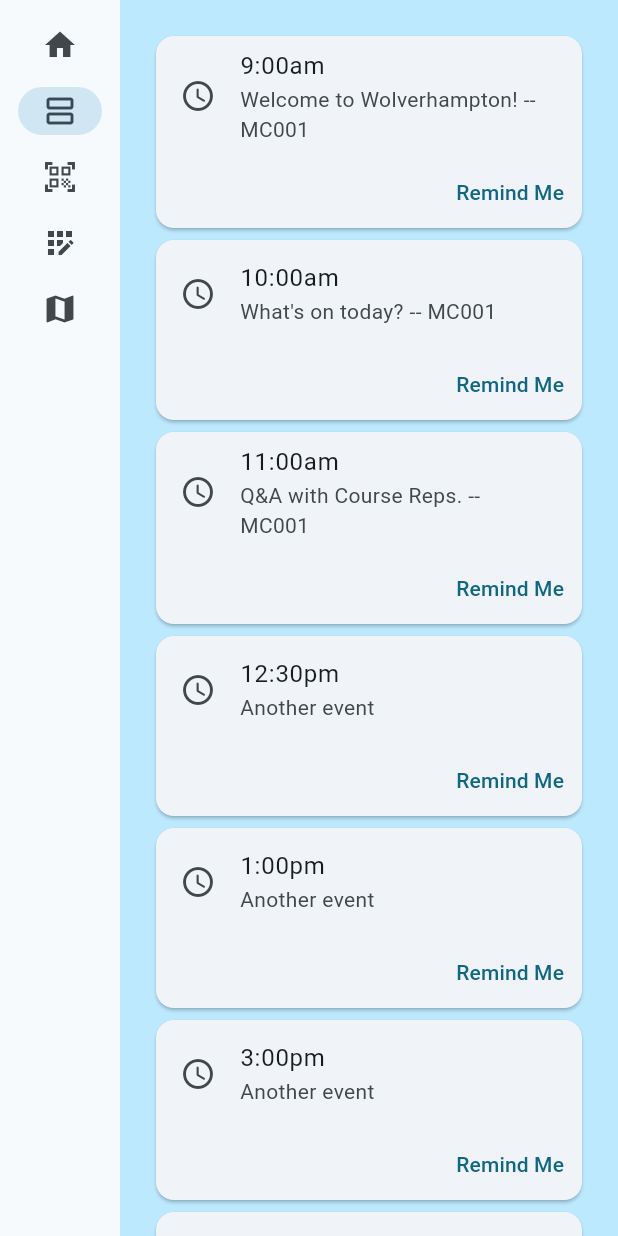
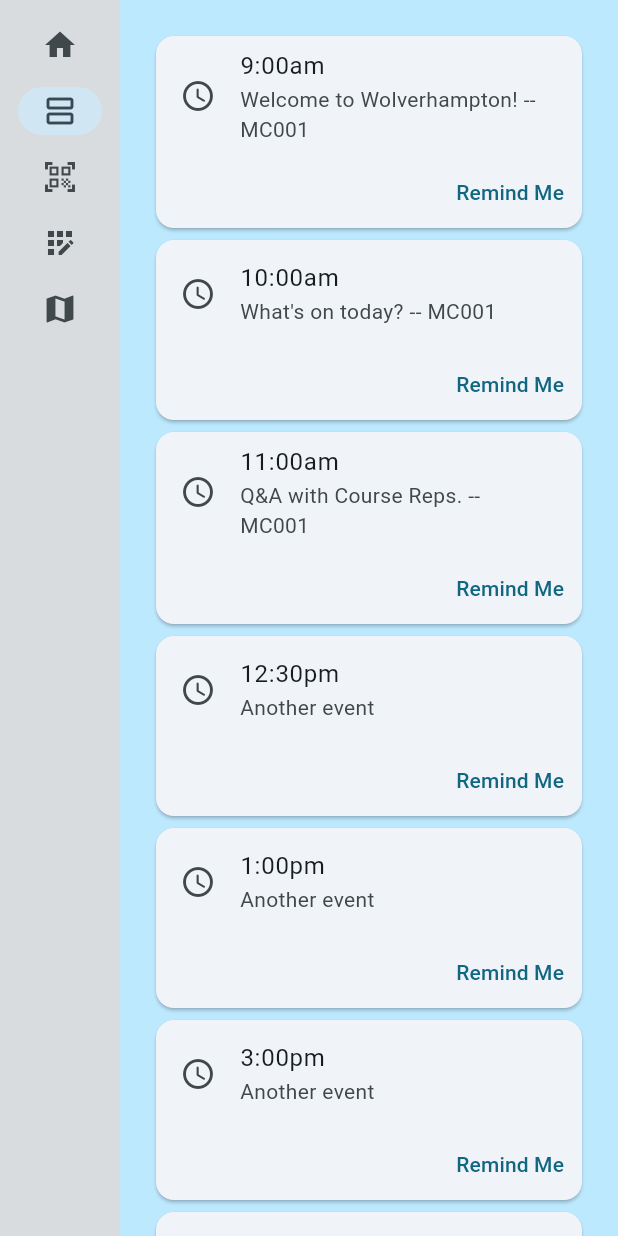
Before and after one commit to JunlinLiWLV/5CS022, a Flutter app: the screen it shows after launch, after a tap on "Timetable", on a phone screen of 412 x 824 dp. Run offline on Flutter 3.47's test engine with Material 3 defaults, Android fonts, the light colour scheme and no system bars; our stand-ins replace flutter_map, latlong2.

Commit message:
Overhauled home page

```diff
--- a/lib/main.dart
+++ b/lib/main.dart
@@ -1,4 +1,3 @@
-
 import 'package:flutter/material.dart';
 import 'widgets.dart'; //store all reusable widgets away from main application code.
 import 'map_pages.dart'; //store map away from main application, due to possible complexity.
@@ -36,19 +35,18 @@ class MyHomePage extends StatefulWidget {
   final String title;
 
   @override
-  State<MyHomePage> createState() => _MyHomePageState(); //set the entry point of the application, the home page
+  State<MyHomePage> createState() =>
+      _MyHomePageState(); //set the entry point of the application, the home page
 }
 
 class _MyHomePageState extends State<MyHomePage> {
-
   var selectedPage = 0;
-
 
   @override
   Widget build(BuildContext context) {
-
     Widget page;
-    switch(selectedPage){ //page navigation. When each one of the navigation buttons of pressed, direct to the relevant page.
+    switch (selectedPage) {
+      //page navigation. When each one of the navigation buttons of pressed, direct to the relevant page.
       case 0:
         page = basePage();
         break;
@@ -65,35 +63,46 @@ class _MyHomePageState extends State<MyHomePage> {
         page = mapBasePage();
         break;
       default:
-        throw UnimplementedError("Page $selectedPage is not currently available");
+        throw UnimplementedError(
+            "Page $selectedPage is not currently available");
     }
 
-    return LayoutBuilder(
-      builder: (context, constraints){
+    return LayoutBuilder(builder: (context, constraints) {
       return Scaffold(
         body: Row(
           children: [
             SafeArea(
-                child: NavigationRail( //build the navigation rail
-                  extended: constraints.maxWidth >= 600, //only allow the navigation rail to be 600 pixels wide
+                child: NavigationRail(
+                  backgroundColor: Colors.black12,
+              //build the navigation rail
+              extended: constraints.maxWidth >=
+                  600, //only allow the navigation rail to be 600 pixels wide
               destinations: [
-                    NavigationRailDestination(icon: Icon(Icons.home), label: Text('home')),
-                    NavigationRailDestination(icon: Icon(Icons.view_agenda_outlined), label: Text("Timetable")),
-                    NavigationRailDestination(icon: Icon(Icons.qr_code_scanner), label: Text("QR Scanner")),
-                    NavigationRailDestination(icon: Icon(Icons.app_registration_outlined), label: Text("Register")),
-                    NavigationRailDestination(icon: Icon(Icons.map), label: Text("Map"))
+                NavigationRailDestination(
+                    icon: Icon(Icons.home), label: Text('home')),
+                NavigationRailDestination(
+                    icon: Icon(Icons.view_agenda_outlined),
+                    label: Text("Timetable")),
+                NavigationRailDestination(
+                    icon: Icon(Icons.qr_code_scanner),
+                    label: Text("QR Scanner")),
+                NavigationRailDestination(
+                    icon: Icon(Icons.app_registration_outlined),
+                    label: Text("Register")),
+                NavigationRailDestination(
+                    icon: Icon(Icons.map), label: Text("Map"))
               ], //define each one of the destinations
 
-                  selectedIndex: selectedPage, //change the current page to the selected page
-                  onDestinationSelected: (value){
+              selectedIndex:
+                  selectedPage, //change the current page to the selected page
+              onDestinationSelected: (value) {
                 setState(() {
                   selectedPage = value;
                 });
               },
-
-                )
-              ),
-              Expanded( //define the area for each page
+            )),
+            Expanded(
+              //define the area for each page
               child: Container(
                 color: Theme.of(context).colorScheme.primaryContainer,
                 child: page,
@@ -102,75 +111,189 @@ class _MyHomePageState extends State<MyHomePage> {
           ],
         ),
       );
+    });
   }
-    );
-
-
 }
 
-}
-
-
-
-
-class basePage extends StatelessWidget{
-
+class basePage extends StatelessWidget {
   /// This is currently the default page, it only has a text label as a placeholder
 
   @override
   Widget build(BuildContext context) {
-    return Center(
+    return Scaffold(
+      // appBar: AppBar(
+      //   title: Text("WLV Open Day"),
+      // ),
+      body: Padding(
+        padding: EdgeInsets.all(15),
         child: Column(
-        mainAxisAlignment: MainAxisAlignment.center, //align content to the centre
           children: [
-          SizedBox(
-            height: 10,
+            SizedBox( height: 15 ),
+            Center( //page title
+              child: Text(
+                "Welcome to Wolverhampton!",
+                style: TextStyle(fontSize: 36, fontWeight: FontWeight.bold),
               ),
-          Row(
-            mainAxisSize: MainAxisSize.min, //make the row as small as possible
+            ),
+            SizedBox(height: 20),
+            Center( //subtitle for the page
+              child: Text(
+                "Feel free to have a look around here for any information for our upcoming open day.",
+                style: TextStyle(fontSize: 18, fontWeight: FontWeight.w400),
+              ),
+            ),
+            SizedBox(height: 50),
+            IntrinsicWidth( //container for the buttons
+                child: Row(
                   children: [
-              Text("Under Construction",
-              style: TextStyle(
-                fontSize: 32,
-              ),)
-            ],
+                    ElevatedButton.icon(
+                      onPressed: () {
+                        Navigator.push(context,
+                            MaterialPageRoute(builder: (context) => unavailablePage()));
+                      },
+                      style: ElevatedButton.styleFrom(
+                          shape: RoundedRectangleBorder(
+                              borderRadius: BorderRadius.circular(5)
+                          ),
+                          padding: EdgeInsets.symmetric(vertical: 15, horizontal: 10)
+                      ),
+                      icon: Icon(Icons.menu_book_outlined),
+                      label: Text(
+                        "Our Courses",
+                        style: TextStyle(fontSize: 18),
+                      ),
+                    ),
+                    SizedBox( width: 10 ),
+                    ElevatedButton.icon(
+                      onPressed: () {
+                        Navigator.push(context,
+                            MaterialPageRoute(builder: (context) => unavailablePage()));
+                      },
+                      style: ElevatedButton.styleFrom(
+                          shape: RoundedRectangleBorder(
+                              borderRadius: BorderRadius.circular(5)
+                          ),
+                          padding: EdgeInsets.symmetric(vertical: 15, horizontal: 10)
+                      ),
+                      icon: Icon(Icons.emoji_symbols),
+                      label: Text(
+                        "Our Facilities",
+                        style: TextStyle(fontSize: 18),
+                      ),
                     ),
                   ],
                 )
+            ),
+            SizedBox( height: 15 ), //add space between the two rows of buttons
+            IntrinsicWidth(
+              child: Row(
+                children: [
+                  ElevatedButton.icon(
+                    onPressed: () {
+                      Navigator.push(context,
+                          MaterialPageRoute(builder: (context) => mapBasePage()));
+                    },
+                    style: ElevatedButton.styleFrom(
+                      shape: RoundedRectangleBorder(
+                          borderRadius: BorderRadius.circular(5)
+                      ),
+                      padding: EdgeInsets.symmetric(vertical: 15, horizontal: 10),
+                    ),
+                    icon: Icon(Icons.map),
+                    label: Text(
+                      "Our Campuses",
+                      style: TextStyle(fontSize: 18),
+                    ),
+
+                  ),
+                  SizedBox( width: 10 ),
+                  ElevatedButton.icon(
+                    onPressed: () {
+                      Navigator.push(context,
+                          MaterialPageRoute(builder: (context) => unavailablePage()));
+                    },
+                    style: ElevatedButton.styleFrom(
+                        shape: RoundedRectangleBorder(
+                            borderRadius: BorderRadius.circular(5)
+                        ),
+                        padding: EdgeInsets.symmetric(vertical: 15, horizontal: 10)
+                    ),
+                    icon: Icon(Icons.help_outline),
+                    label: Text(
+                      "About Wolverhampton",
+                      style: TextStyle(fontSize: 18),
+                    ),
+                  ),
+                ],
+              ),
+            )
+          ],
+        ),
+      )
+
     );
   }
+}
 
+class unavailablePage extends StatelessWidget { //use as a placeholder until pages are finished
+  @override
+  Widget build(BuildContext context) {
+    // TODO: implement build
+    throw UnimplementedError(
+        "This page is not yet implemented, please check back later.");
+  }
 }
 
 class timeTablePage extends StatelessWidget {
   @override
   Widget build(BuildContext context) {
-
-    return LayoutBuilder(
-        builder: (context, constraints){
+    return LayoutBuilder(builder: (context, constraints) {
       return SingleChildScrollView(
-            padding: const EdgeInsets.all(20), //keep a 20 pixel border around the outside of all the time cards
+        padding: const EdgeInsets.all(
+            20), //keep a 20 pixel border around the outside of all the time cards
         child: ConstrainedBox(
-                constraints: BoxConstraints(minHeight: constraints.maxHeight), //make the box take up all the available space
+          constraints: BoxConstraints(
+              minHeight: constraints
+                  .maxHeight), //make the box take up all the available space
           child: Column(
-                  mainAxisAlignment: MainAxisAlignment.spaceEvenly, //space all the following objects to fill out the entire screen space
+            mainAxisAlignment: MainAxisAlignment
+                .spaceEvenly, //space all the following objects to fill out the entire screen space
             children: [
-                    TimeCards(time: '9:00am', eventData: 'Welcome to Wolverhampton! -- MC001',),
-                    TimeCards(time: '10:00am', eventData: "What's on today? -- MC001",),
-                    TimeCards(time: '11:00am', eventData: 'Q&A with Course Reps. -- MC001',),
-                    TimeCards(time: '12:30pm', eventData: 'Another event',),
-                    TimeCards(time: '1:00pm', eventData: 'Another event',),
-                    TimeCards(time: '3:00pm', eventData: 'Another event',),
-                    TimeCards(time: '5:00pm', eventData: 'Another event',),
+              TimeCards(
+                time: '9:00am',
+                eventData: 'Welcome to Wolverhampton! -- MC001',
+              ),
+              TimeCards(
+                time: '10:00am',
+                eventData: "What's on today? -- MC001",
+              ),
+              TimeCards(
+                time: '11:00am',
+                eventData: 'Q&A with Course Reps. -- MC001',
+              ),
+              TimeCards(
+                time: '12:30pm',
+                eventData: 'Another event',
+              ),
+              TimeCards(
+                time: '1:00pm',
+                eventData: 'Another event',
+              ),
+              TimeCards(
+                time: '3:00pm',
+                eventData: 'Another event',
+              ),
+              TimeCards(
+                time: '5:00pm',
+                eventData: 'Another event',
+              ),
             ],
           ),
           //child: Placeholder(),
         ),
       );
+    });
   }
-    );
-  }
-
 }
 
 class qrScanPage extends StatelessWidget {
@@ -178,11 +301,9 @@ class qrScanPage extends StatelessWidget {
   Widget build(BuildContext context) {
     throw UnimplementedError("QR Functionality has not yet been added");
   }
-
 }
 
-
-class theRegistrationPage extends StatefulWidget{
+class theRegistrationPage extends StatefulWidget {
   const theRegistrationPage({super.key});
 
   @override
--- a/lib/map_poi.dart
+++ b/lib/map_poi.dart
@@ -28,9 +28,6 @@ class cityNav extends StatelessWidget{
         ],
 
       )
-
-
-
     );
   }
 
```
Lines whose indentation alone changed are shown as unchanged.
